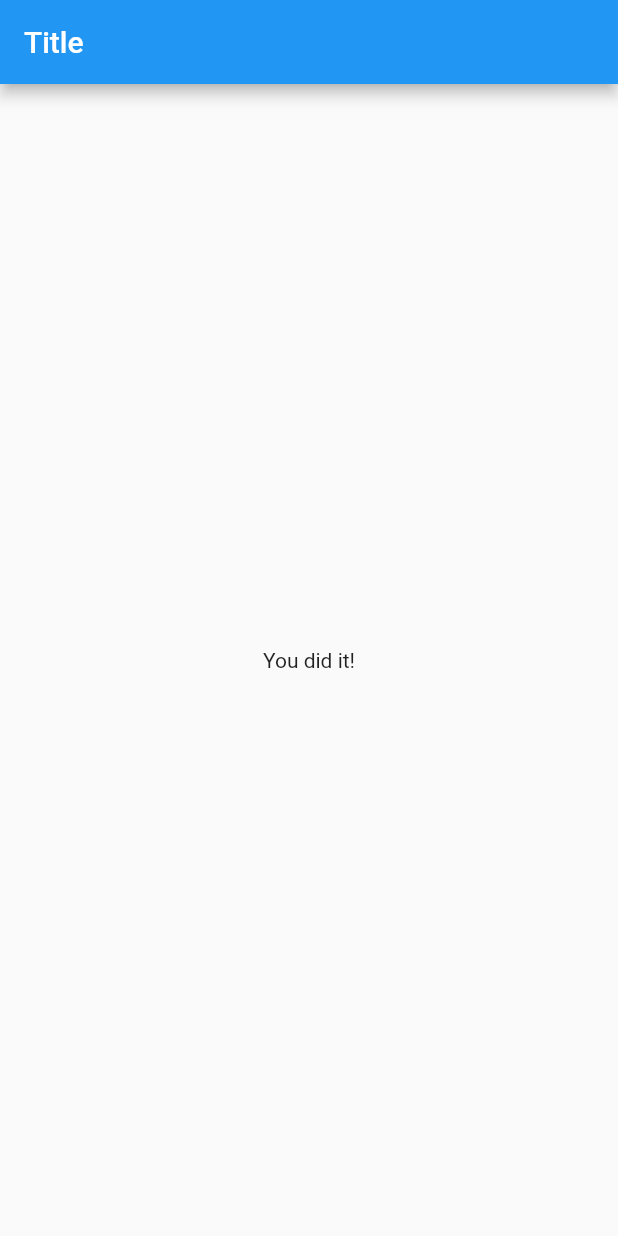
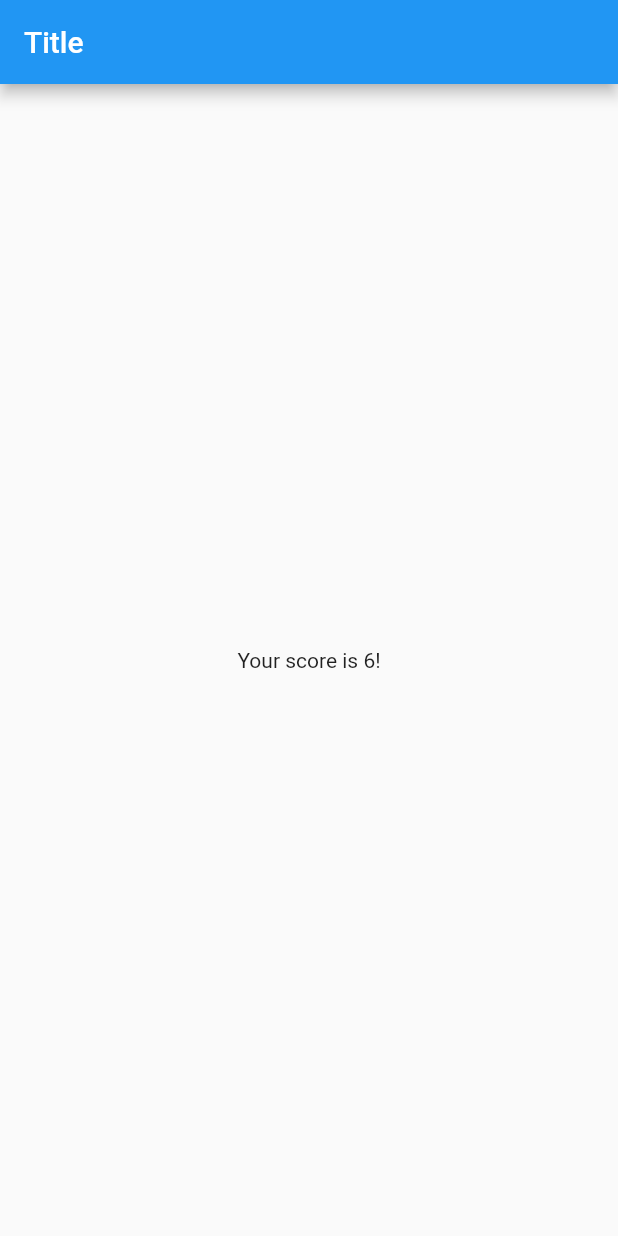
Before and after one commit to Cutter72/flutter-01, a Flutter app: the screen it shows after launch, after a tap on "red", after a tap on "dolphin", after a tap on "carrot", on a phone screen of 412 x 824 dp. Run offline on Flutter 3.47's test engine with Material 2 defaults, Android fonts, the phone set to English and light mode, and no system bars.

Commit message:
Day 3 onCLick function reference used in a anonymous function in time we need it

```diff
--- a/lib/main.dart
+++ b/lib/main.dart
@@ -1,8 +1,4 @@
-import 'dart:ffi';
-
 import 'package:flutter/material.dart';
-import 'package:flutter_01/answer.dart';
-import 'package:flutter_01/question.dart';
 import 'package:flutter_01/quiz.dart';
 import 'package:flutter_01/result.dart';
 
@@ -51,14 +47,14 @@ class _MyAppState extends State<MyApp> {
     },
   ];
   var _qIndex = 0;
+  int _totalScore = 0;
 
-  VoidCallback _onClick() {
-    return () {
+  void _onClick(int score) {
+      _totalScore += score;
       print("onClick!");
       setState(() {});
       print("qIndex=$_qIndex");
       _qIndex++;
-    };
   }
 
   @override
@@ -68,7 +64,7 @@ class _MyAppState extends State<MyApp> {
       appBar: AppBar(
         title: Text("Title"),
       ),
-      body: _qIndex < _questions.length ? Quiz(_questions, _qIndex, _onClick()) : Result(),
+      body: _qIndex < _questions.length ? Quiz(_questions, _qIndex, _onClick) : Result(_totalScore),
     ));
   }
 }
--- a/lib/quiz.dart
+++ b/lib/quiz.dart
@@ -7,7 +7,7 @@ class Quiz extends StatelessWidget {
 
   final int _qIndex;
 
-  final VoidCallback _onClick;
+  final Function _onClick;
 
   Quiz(this._questions, this._qIndex, this._onClick);
 
@@ -15,7 +15,7 @@ class Quiz extends StatelessWidget {
   Widget build(BuildContext context) {
     return Column(children: <Widget>[
       Question(_questions[_qIndex]["q"]![0]["text"] as String),
-      ..._questions[_qIndex]["ans"]!.map((e) => Answer(_onClick, e["text"] as String)).toList(),
+      ..._questions[_qIndex]["ans"]!.map((e) => Answer(() => _onClick(e["score"]), e["text"] as String)).toList(),
     ]);
   }
 }
--- a/lib/result.dart
+++ b/lib/result.dart
@@ -1,12 +1,14 @@
 import 'package:flutter/material.dart';
 
 class Result extends StatelessWidget {
+  final int _totalScore;
+
+  Result(this._totalScore);
 
   @override
   Widget build(BuildContext context) {
-    return const Center(
-      child: Text("You did it!"),
+    return Center(
+      child: Text("Your score is $_totalScore!"),
     );
   }
-
 }
```
